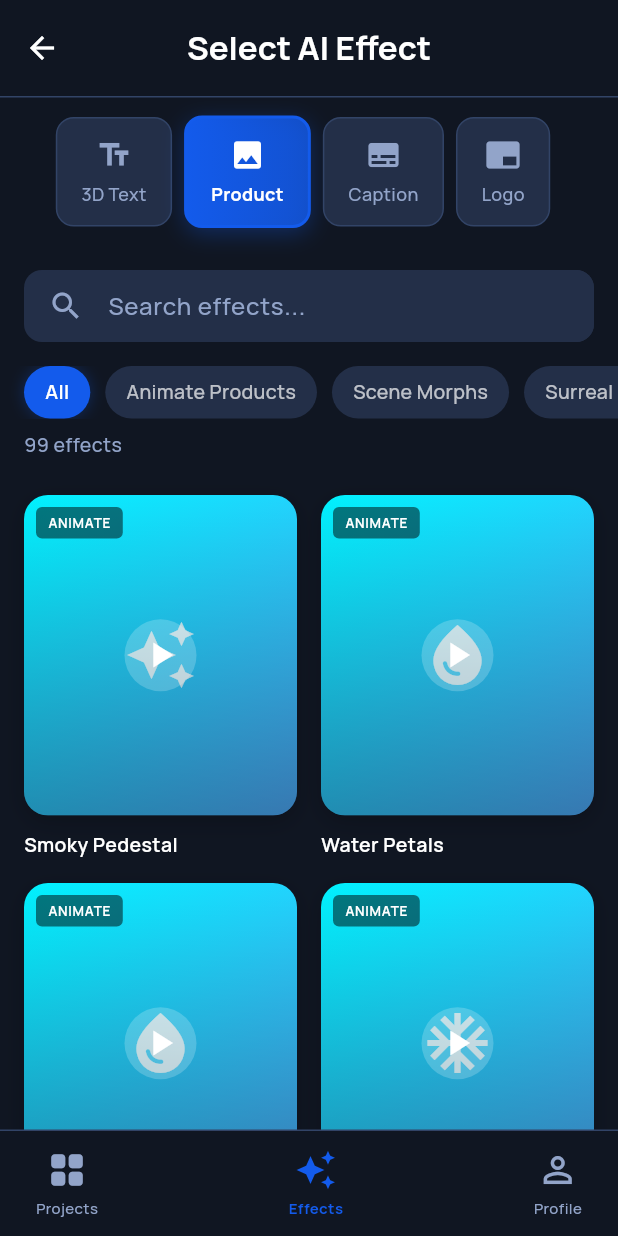
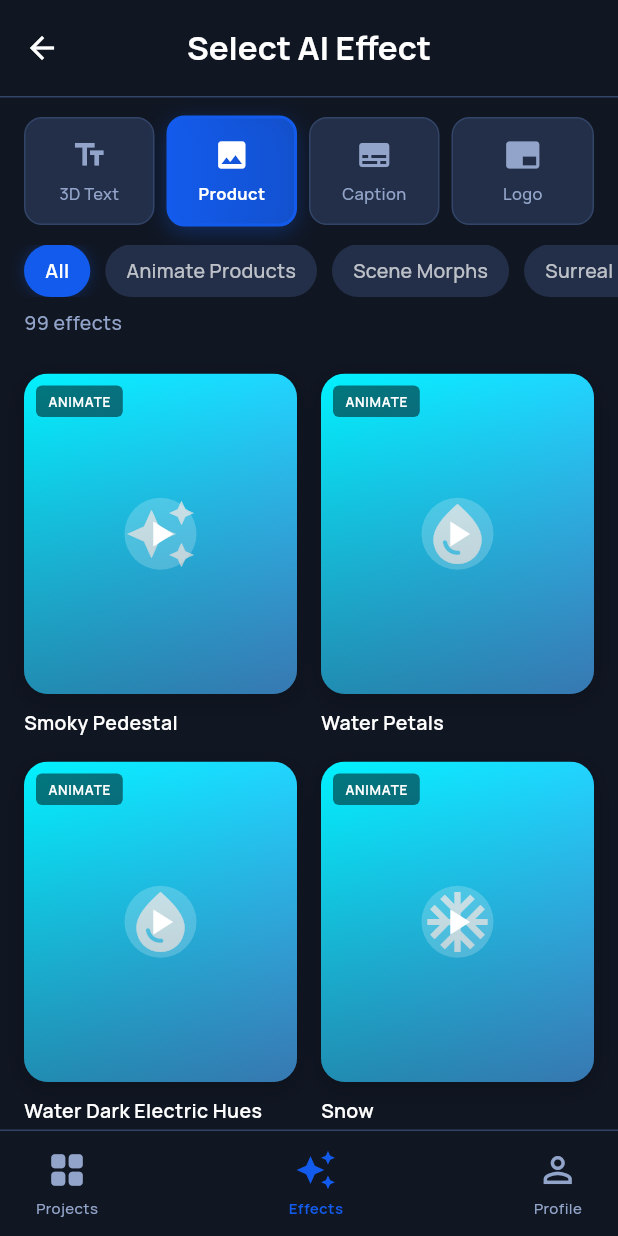
Before and after one commit to alicanti/prodvid, a Flutter app: the TemplateSelectionScreen screen opened by its route, on a phone screen of 412 x 824 dp. Run offline on Flutter 3.47's test engine with Material 3 defaults, Android fonts, the phone set to English and light mode, and no system bars; drawn by our look-alikes of flutter_animate; our stand-ins replace cloud_functions, firebase_auth, firebase_core, flutter_riverpod, go_router, google_fonts and 1 more; accounts and stored records are empty; generated files the repository leaves out were written again.

Commit message:
UI: remove search bar, make model tabs equal width

```diff
--- a/lib/features/video/presentation/screens/template_selection_screen.dart
+++ b/lib/features/video/presentation/screens/template_selection_screen.dart
@@ -23,9 +23,6 @@ class _TemplateSelectionScreenState extends State<TemplateSelectionScreen> {
   // Selected category within model (filter chips)
   String? _selectedCategory;
 
-  // Search query
-  String _searchQuery = '';
-
   // Get effects for the selected model
   List<EffectOption> get _filteredEffects {
     var effects = WiroEffects.getEffectsForModel(_selectedModel);
@@ -34,15 +31,6 @@ class _TemplateSelectionScreenState extends State<TemplateSelectionScreen> {
     if (_selectedCategory != null && _selectedCategory!.isNotEmpty) {
       effects =
           effects.where((e) => e.category == _selectedCategory).toList();
-    }
-
-    // Filter by search query
-    if (_searchQuery.isNotEmpty) {
-      effects = effects
-          .where(
-            (e) => e.label.toLowerCase().contains(_searchQuery.toLowerCase()),
-          )
-          .toList();
     }
 
     return effects;
@@ -77,7 +65,7 @@ class _TemplateSelectionScreenState extends State<TemplateSelectionScreen> {
               child: Row(
                 children: [
                   IconButton(
-                    onPressed: () => context.pop(),
+                    onPressed: () => context.go('/home'),
                     icon: const Icon(Icons.arrow_back, color: Colors.white),
                   ),
                   Expanded(
@@ -97,52 +85,6 @@ class _TemplateSelectionScreenState extends State<TemplateSelectionScreen> {
 
           // Model Type Tabs
           _buildModelTabs(),
-
-          // Search bar
-          Padding(
-            padding: const EdgeInsets.all(16),
-            child: Container(
-              height: 48,
-              decoration: BoxDecoration(
-                color: AppColors.surfaceCard,
-                borderRadius: BorderRadius.circular(12),
-              ),
-              child: Row(
-                children: [
-                  const SizedBox(width: 16),
-                  Icon(Icons.search, color: AppColors.textSecondaryDark),
-                  const SizedBox(width: 12),
-                  Expanded(
-                    child: TextField(
-                      style: const TextStyle(color: Colors.white),
-                      onChanged: (value) {
-                        setState(() {
-                          _searchQuery = value;
-                        });
-                      },
-                      decoration: InputDecoration(
-                        hintText: 'Search effects...',
-                        hintStyle: TextStyle(
-                          color: AppColors.textSecondaryDark,
-                        ),
-                        border: InputBorder.none,
-                        contentPadding: EdgeInsets.zero,
-                      ),
-                    ),
-                  ),
-                  if (_searchQuery.isNotEmpty)
-                    IconButton(
-                      onPressed: () {
-                        setState(() {
-                          _searchQuery = '';
-                        });
-                      },
-                      icon: Icon(Icons.close, color: AppColors.textSecondaryDark),
-                    ),
-                ],
-              ),
-            ),
-          ),
 
           // Category Filter Chips (only for models with categories)
           if (_categories.length > 1) _buildCategoryChips(),
@@ -212,29 +154,25 @@ class _TemplateSelectionScreenState extends State<TemplateSelectionScreen> {
   }
 
   Widget _buildModelTabs() {
-    return Container(
+    return Padding(
       padding: const EdgeInsets.symmetric(horizontal: 16, vertical: 12),
-      child: SingleChildScrollView(
-        scrollDirection: Axis.horizontal,
-        child: Row(
-          children: WiroModelType.values.map((model) {
-            final isSelected = model == _selectedModel;
-            return Padding(
-              padding: const EdgeInsets.only(right: 8),
+      child: Row(
+        children: WiroModelType.values.map((model) {
+          final isSelected = model == _selectedModel;
+          final isLast = model == WiroModelType.values.last;
+          return Expanded(
+            child: Padding(
+              padding: EdgeInsets.only(right: isLast ? 0 : 8),
               child: GestureDetector(
                 onTap: () {
                   setState(() {
                     _selectedModel = model;
                     _selectedCategory = null;
-                    _searchQuery = '';
                   });
                 },
                 child: AnimatedContainer(
                   duration: const Duration(milliseconds: 200),
-                  padding: const EdgeInsets.symmetric(
-                    horizontal: 16,
-                    vertical: 12,
-                  ),
+                  padding: const EdgeInsets.symmetric(vertical: 12),
                   decoration: BoxDecoration(
                     gradient: isSelected
                         ? LinearGradient(
@@ -276,7 +214,7 @@ class _TemplateSelectionScreenState extends State<TemplateSelectionScreen> {
                       Text(
                         _getModelShortName(model),
                         style: TextStyle(
-                          fontSize: 12,
+                          fontSize: 11,
                           fontWeight:
                               isSelected ? FontWeight.w700 : FontWeight.w500,
                           color: isSelected
@@ -288,9 +226,9 @@ class _TemplateSelectionScreenState extends State<TemplateSelectionScreen> {
                   ),
                 ),
               ),
-            );
-          }).toList(),
-        ),
+            ),
+          );
+        }).toList(),
       ),
     );
   }
```
